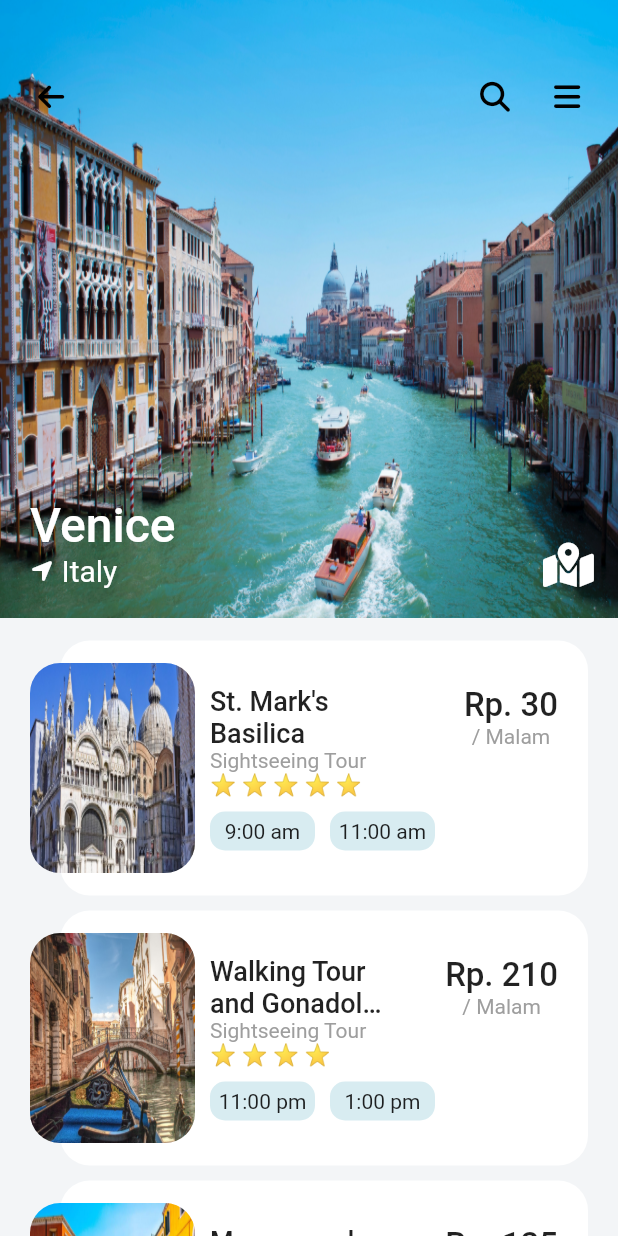
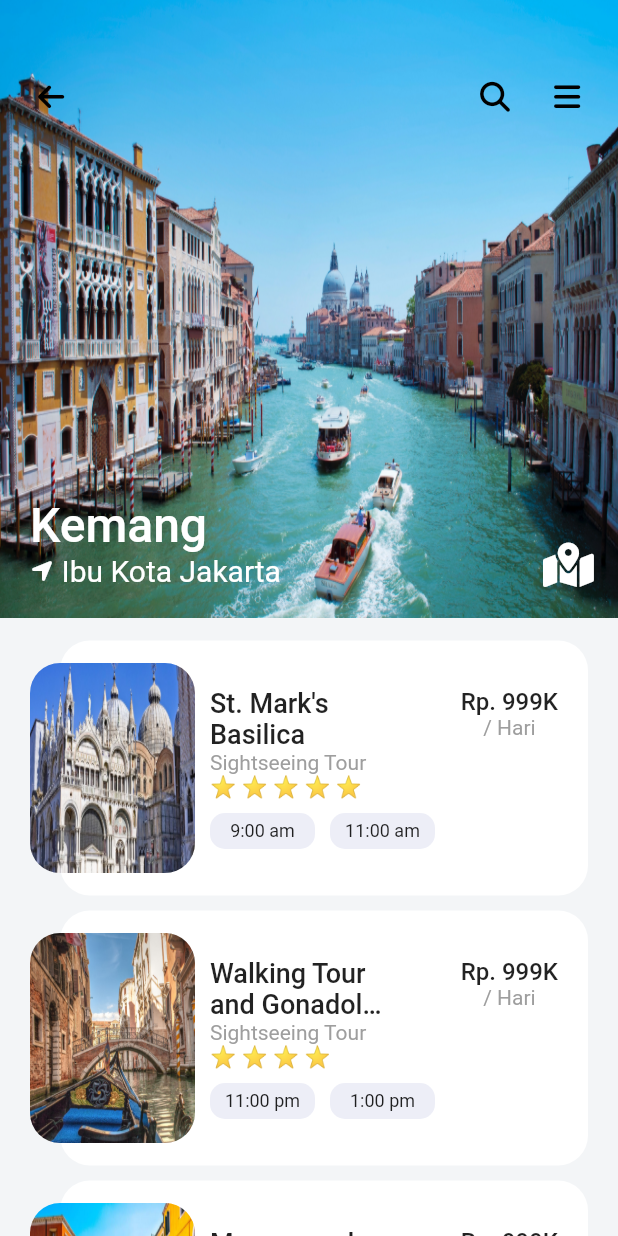
Before and after one commit to alvinraa/go_bukittinggi, a Flutter app: the DestinationScreen screen opened directly with sample values from the repository, on a phone screen of 412 x 824 dp. Run offline on Flutter 3.47's test engine with Material 2 defaults, Android fonts, the phone set to English and light mode, and no system bars; our stand-ins replace font_awesome_flutter; network calls fail.

Commit message:
improve ui

```diff
--- a/lib/models/destination_model.dart
+++ b/lib/models/destination_model.dart
@@ -16,6 +16,7 @@
   });
 }
 
+//data untuk activitas pada destination fav
 List<Activity> activities = [
   Activity(
     imageUrl: 'assets/images/stmarksbasilica.jpg',
@@ -41,41 +42,58 @@
     rating: 3,
     price: 125,
   ),
+  Activity(
+    imageUrl: 'assets/images/murano.jpg',
+    name: 'Murano and Burano Tour',
+    type: 'Sightseeing Tour',
+    startTimes: ['12:30 pm', '2:00 pm'],
+    rating: 3,
+    price: 125,
+  ),
+  Activity(
+    imageUrl: 'assets/images/murano.jpg',
+    name: 'Murano and Burano Tour',
+    type: 'Sightseeing Tour',
+    startTimes: ['12:30 pm', '2:00 pm'],
+    rating: 3,
+    price: 125,
+  ),
 ];
 
+//data untuk destination list
 List<Destination> destinations = [
   Destination(
     imageUrl: 'assets/images/venice.jpg',
-    city: 'Venice',
-    country: 'Italy',
-    description: 'Visit Venice for an amazing and unforgettable adventure.',
+    city: 'Kemang',
+    country: 'Ibu Kota Jakarta',
+    description: 'Tempat nongkrong hits yang ada di jakarta',
     activities: activities,
   ),
   Destination(
     imageUrl: 'assets/images/paris.jpg',
     city: 'Paris',
-    country: 'France',
+    country: 'Jakarta Selatan',
     description: 'Visit Paris for an amazing and unforgettable adventure.',
     activities: activities,
   ),
   Destination(
     imageUrl: 'assets/images/newdelhi.jpg',
     city: 'New Delhi',
-    country: 'India',
+    country: 'Jakarta Timur',
     description: 'Visit New Delhi for an amazing and unforgettable adventure.',
     activities: activities,
   ),
   Destination(
     imageUrl: 'assets/images/saopaulo.jpg',
     city: 'Sao Paulo',
-    country: 'Brazil',
+    country: 'Jakarta Barat',
     description: 'Visit Sao Paulo for an amazing and unforgettable adventure.',
     activities: activities,
   ),
   Destination(
     imageUrl: 'assets/images/newyork.jpg',
     city: 'New York City',
-    country: 'United States',
+    country: 'Jakarta Utara',
     description: 'Visit New York for an amazing and unforgettable adventure.',
     activities: activities,
   ),
--- a/lib/screens/destination_screen.dart
+++ b/lib/screens/destination_screen.dart
@@ -173,14 +173,15 @@
                               Column(
                                 children: [
                                   Text(
-                                    "Rp. ${activity.price}",
+                                    // "Rp. ${activity.price}",
+                                    "Rp. 999K",
                                     style: TextStyle(
-                                      fontSize: 22,
+                                      fontSize: 16,
                                       fontWeight: FontWeight.w500,
                                     ),
                                   ),
                                   Text(
-                                    "/ Malam",
+                                    "/ Hari",
                                     style: TextStyle(color: Colors.grey),
                                   ),
                                 ],
@@ -204,7 +205,10 @@
                                       Theme.of(context).colorScheme.secondary,
                                   borderRadius: BorderRadius.circular(10),
                                 ),
-                                child: Text(activity.startTimes[0]),
+                                child: Text(
+                                  activity.startTimes[0],
+                                  style: TextStyle(fontSize: 12),
+                                ),
                               ),
                               SizedBox(width: 10),
                               Container(
@@ -216,7 +220,10 @@
                                       Theme.of(context).colorScheme.secondary,
                                   borderRadius: BorderRadius.circular(10),
                                 ),
-                                child: Text(activity.startTimes[1]),
+                                child: Text(
+                                  activity.startTimes[1],
+                                  style: TextStyle(fontSize: 12),
+                                ),
                               ),
                             ],
                           )
```
Also changed, not shown: lib/main.dart (+5 -5 lines), lib/models/activity_model.dart (+18 -0 lines), lib/screens/login_screen.dart (+23 -1 lines), lib/widgets/destination_carousel.dart (+7 -6 lines).
